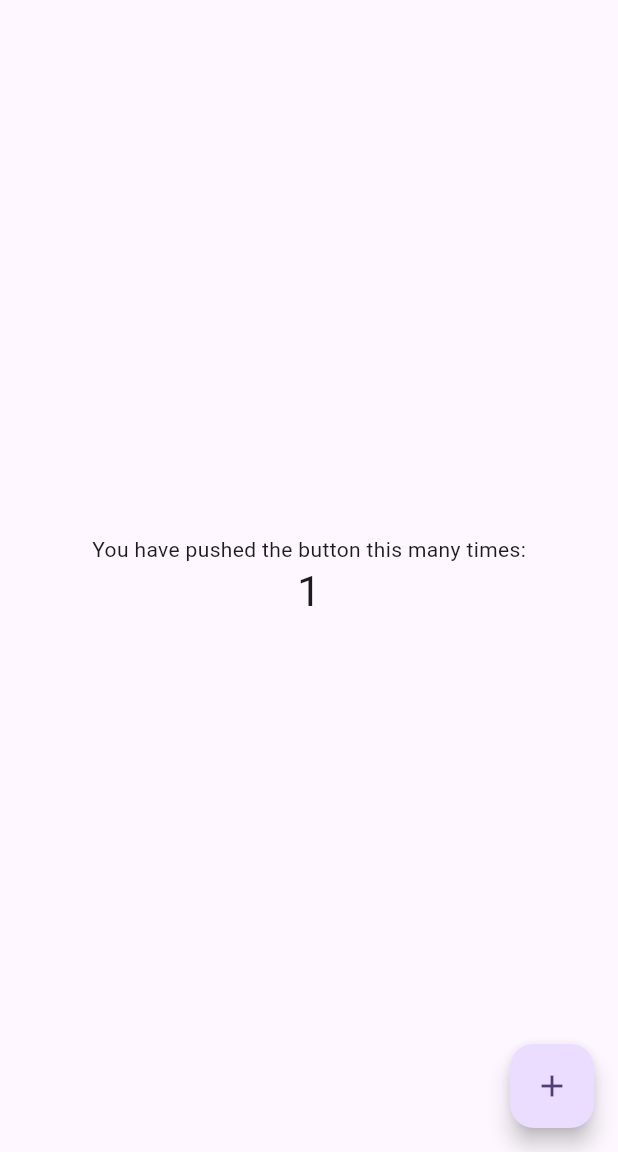
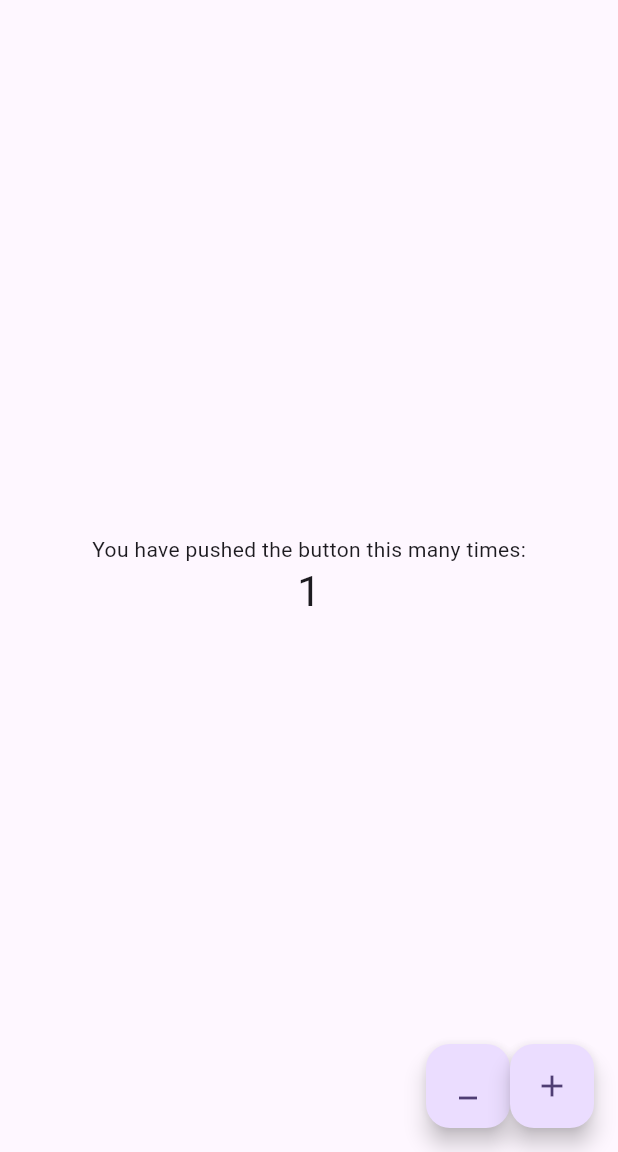
Before and after one commit to piyushkarmacharya/bloc_practice_app, a Flutter app: the screen it shows after launch, after a tap on the "add" icon, on a phone screen of 412 x 824 dp, the part 84-1236 px from its top. Run offline on Flutter 3.47's test engine with Material 3 defaults, Android fonts, the phone set to English and light mode, and no system bars; our stand-ins replace flutter_bloc.

Commit message:
add subtract button to decrement the state when state!=0

```diff
--- a/lib/cubit/counter_cubit.dart
+++ b/lib/cubit/counter_cubit.dart
@@ -3,6 +3,17 @@ import 'package:flutter_bloc/flutter_bloc.dart';
 class CounterCubit extends Cubit<int> {
   CounterCubit() : super(0);
   void increment() {
-    emit(state + 1);
+    emit(state +
+        1); //cannot do state=state+1 because state is only for read only
+    //use emit() and arguments inside this method are used for changing state
+  }
+  //we cannot use emit outside this class as it is protected
+
+  void decrement() {
+    if (state == 0) {
+      return;
+    } else {
+      emit(state - 1);
+    }
   }
 }
--- a/lib/home_page.dart
+++ b/lib/home_page.dart
@@ -36,17 +36,28 @@ class _MyHomePageState extends State<MyHomePage> {
                     '$counter',
                     style: Theme.of(context).textTheme.headlineMedium,
                   );
-                })
+                }),
           ],
         ),
       ),
-      floatingActionButton: FloatingActionButton(
-        onPressed: () {
-          counterCubit.increment();
-          setState(() {});
-        },
-        tooltip: 'Increment',
-        child: const Icon(Icons.add),
+      floatingActionButton: Row(
+        mainAxisAlignment: MainAxisAlignment.end,
+        children: [
+          FloatingActionButton(
+            onPressed: () {
+              counterCubit.decrement();
+            },
+            tooltip: 'decrement',
+            child: const Icon(Icons.minimize),
+          ),
+          FloatingActionButton(
+            onPressed: () {
+              counterCubit.increment();
+            },
+            tooltip: 'Increment',
+            child: const Icon(Icons.add),
+          ),
+        ],
       ),
     );
   }
```
